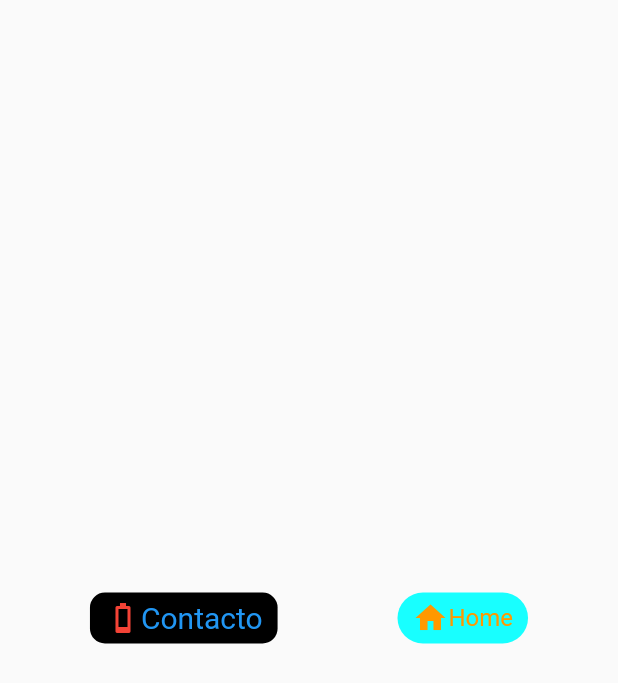
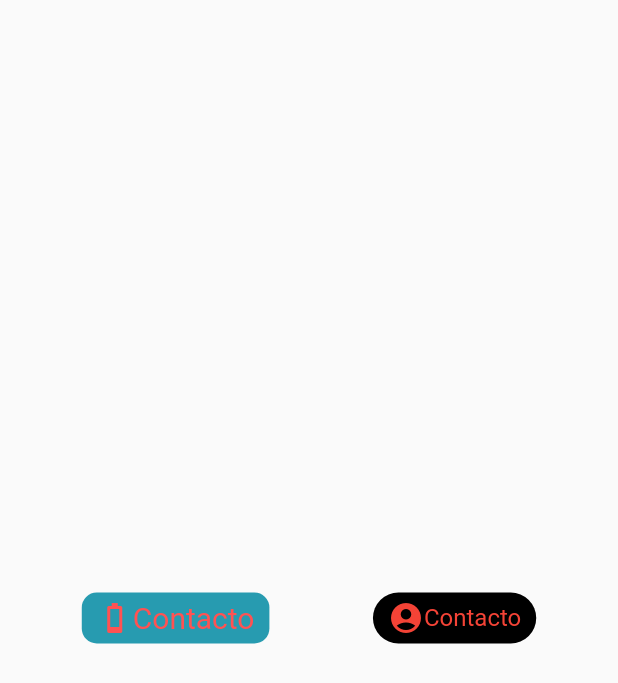
Before and after one commit to IngNex/flutter_practice_widgetI, a Flutter app: the screen it shows after launch, on a phone screen of 412 x 824 dp. Shown: the top 683 px of the screen. Run offline on Flutter 3.47's test engine with Material 2 defaults, Android fonts, the phone set to English and light mode, and no system bars.

Commit message:
add components in page

```diff
--- a/lib/page/home_page.dart
+++ b/lib/page/home_page.dart
@@ -25,21 +25,21 @@ class _Home_PageState extends State<Home_Page> {
                     nombre: "Contacto",
                     icono: Icons.battery_1_bar,
                     bordeCircular: 10,
-                    colorBackground: Colors.black,
-                    colorIcon: Colors.red,
-                    colorNombre: Colors.blue,
+                    colorBackground: Color.fromARGB(255, 39, 155, 176),
+                    colorIcon: Colors.redAccent,
+                    colorNombre: Colors.redAccent,
                     proporcionNombre: 20),
                 Container(
                   padding: EdgeInsets.symmetric(vertical: 5, horizontal: 10),
                   decoration: BoxDecoration(
                       borderRadius: BorderRadius.circular(20),
-                      color: Colors.cyanAccent),
+                      color: Colors.black),
                   child: Row(
                     children: [
-                      Icon(Icons.home, color: Colors.orange),
+                      Icon(Icons.account_circle, color: Colors.red),
                       Text(
-                        "Home",
-                        style: TextStyle(fontSize: 16, color: Colors.orange),
+                        "Contacto",
+                        style: TextStyle(fontSize: 16, color: Colors.red),
                       ),
                     ],
                   ),
```
